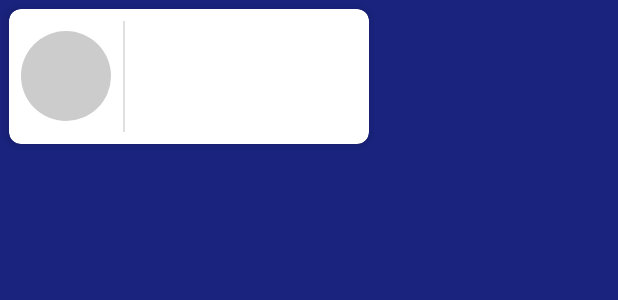
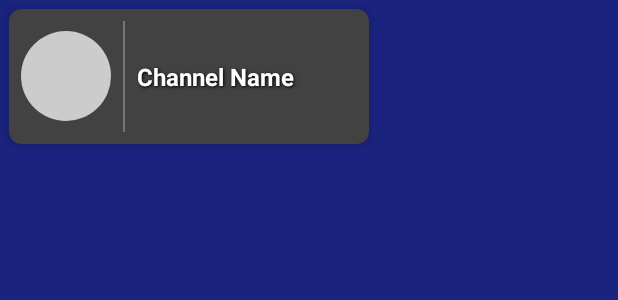
Before and after one commit to artemon4es/tv-channels-api, an Android app: the layout item_channel.xml on its own in the app's theme, with its tools: preview values and no code run, on a phone screen of 412 x 824 dp. Shown: the top 300 px of the screen. Run offline under Robolectric (Android 15) with nearby library versions, the phone set to English and light mode, and no system bars.

Commit message:
🎨 Fix channel cards appearance - force dark theme and white text with shadow

```diff
--- a/Android TV/app/src/main/res/drawable/selector_channel_bg.xml
+++ b/Android TV/app/src/main/res/drawable/selector_channel_bg.xml
@@ -2,23 +2,23 @@
 <selector xmlns:android="http://schemas.android.com/apk/res/android">
     <item android:state_focused="true">
         <shape android:shape="rectangle">
-            <solid android:color="@color/cardGrayFocused"/>
+            <solid android:color="#8E8E8E"/>
             <corners android:radius="8dp"/>
-            <stroke android:width="2dp" android:color="@color/cardWhiteBorder"/>
+            <stroke android:width="3dp" android:color="#FFFFFF"/>
         </shape>
     </item>
     <item android:state_pressed="true">
         <shape android:shape="rectangle">
-            <solid android:color="@color/cardGrayPressed"/>
+            <solid android:color="#9E9E9E"/>
             <corners android:radius="8dp"/>
-            <stroke android:width="2dp" android:color="@color/cardWhiteBorder"/>
+            <stroke android:width="2dp" android:color="#FFFFFF"/>
         </shape>
     </item>
     <item>
         <shape android:shape="rectangle">
-            <solid android:color="@color/cardGrayNormal"/>
+            <solid android:color="#424242"/>
             <corners android:radius="8dp"/>
-            <stroke android:width="1dp" android:color="@color/cardWhiteBorder"/>
+            <stroke android:width="1dp" android:color="#757575"/>
         </shape>
     </item>
 </selector>
--- a/Android TV/app/src/main/res/layout/item_channel.xml
+++ b/Android TV/app/src/main/res/layout/item_channel.xml
@@ -6,6 +6,7 @@
     android:layout_margin="6dp"
     app:cardCornerRadius="8dp"
     app:cardElevation="4dp"
+    app:cardBackgroundColor="#424242"
     android:background="@drawable/selector_channel_bg"
     android:focusable="true">
 
@@ -27,7 +28,7 @@
         <View
             android:layout_width="1dp"
             android:layout_height="match_parent"
-            android:background="@color/cardWhiteBorder"
+            android:background="#757575"
             android:layout_marginStart="8dp"
             android:layout_marginEnd="8dp" />
 
@@ -38,7 +39,11 @@
             android:layout_weight="1"
             android:text="Channel Name"
             android:textSize="16sp"
-            android:textColor="@color/white"
+            android:textColor="#FFFFFF"
+            android:shadowColor="#000000"
+            android:shadowDx="1"
+            android:shadowDy="1"
+            android:shadowRadius="2"
             android:textStyle="bold"
             android:gravity="start|center_vertical"
             android:maxLines="2"
--- a/Android TV/app/src/main/res/values/styles.xml
+++ b/Android TV/app/src/main/res/values/styles.xml
@@ -1,9 +1,13 @@
 <resources>
-    <style name="AppTheme" parent="Theme.MaterialComponents.DayNight.NoActionBar">
+    <style name="AppTheme" parent="Theme.MaterialComponents.NoActionBar">
         <item name="colorPrimary">@color/colorPrimary</item>
         <item name="colorPrimaryDark">@color/colorPrimaryDark</item>
         <item name="colorAccent">@color/colorAccent</item>
         <item name="android:windowBackground">@color/colorPrimaryDark</item>
+        <item name="android:forceDarkAllowed">false</item>
+        <item name="android:colorBackground">#424242</item>
+        <item name="android:textColorPrimary">#FFFFFF</item>
+        <item name="android:textColorSecondary">#E0E0E0</item>
     </style>
 
     <style name="AppTheme.NoActionBar">
```
